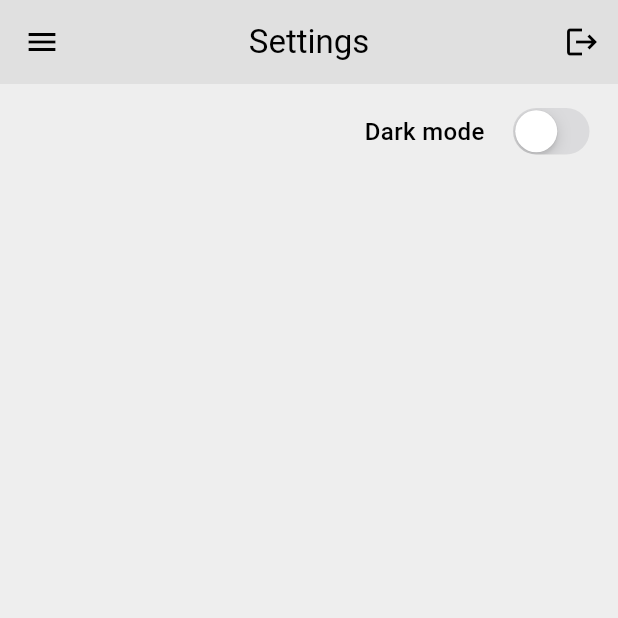
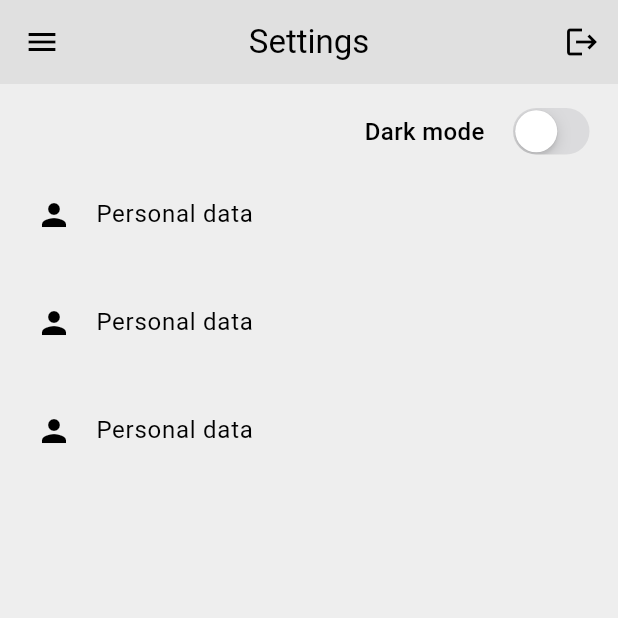
Before and after one commit to Stovakx/chat_app_flutter, a Flutter app: the screen it shows once a user with an empty profile is signed in, in the side drawer, after a tap on "S E T T I N G S", on a phone screen of 412 x 824 dp, the top half of it. Run offline on Flutter 3.47's test engine with Material 3 defaults, Android fonts, the phone set to English and light mode, and no system bars; our stand-ins replace cloud_firestore, firebase_auth, firebase_core; accounts and stored records are empty.

Commit message:
personal_settings_page

```diff
--- a/lib/screens/settings_page.dart
+++ b/lib/screens/settings_page.dart
@@ -1,3 +1,4 @@
+import 'package:chatapp/screens/personal_settings_page.dart';
 import 'package:chatapp/themes/theme_provider.dart';
 import 'package:flutter/cupertino.dart';
 import 'package:flutter/material.dart';
@@ -22,23 +23,60 @@ class SettingsPage extends StatelessWidget {
         ],
       ),
       drawer: const MyDrawer(),
-      body: Expanded(
-          child: Container(
-            padding: const EdgeInsets.only(right: 15, top: 12),
-            decoration: BoxDecoration(color: Theme.of(context).colorScheme.secondary),
-            child: Column(
-                    children: [
+      body: Container(
+        padding: const EdgeInsets.only(right: 15, top: 12),
+        decoration:
+            BoxDecoration(color: Theme.of(context).colorScheme.secondary),
+        child: Column(
+          children: [
             Row(
               mainAxisAlignment: MainAxisAlignment.end,
               children: [
-                const Text("Dark mode", style: TextStyle(fontSize: 16, fontWeight: FontWeight.w500),),
-                const SizedBox(width: 15,),
-                CupertinoSwitch(value: Provider.of<ThemeProvider>(context, listen: false).isDarkMode, onChanged: (value)=> Provider.of<ThemeProvider>(context, listen: false).toggleTheme())
+                const Text(
+                  "Dark mode",
+                  style: TextStyle(fontSize: 16, fontWeight: FontWeight.w500),
+                ),
+                const SizedBox(
+                  width: 15,
+                ),
+                CupertinoSwitch(
+                    value: Provider.of<ThemeProvider>(context, listen: false)
+                        .isDarkMode,
+                    onChanged: (value) =>
+                        Provider.of<ThemeProvider>(context, listen: false)
+                            .toggleTheme())
               ],
-            )
-                    ],
-                  ),
-          )),
+            ),
+            Padding(
+              padding: const EdgeInsets.all(8.0),
+              child: ListTile(
+                leading: const Icon(Icons.person),
+                title: const Text("Personal data"),
+                onTap: () {
+                  Navigator.push(
+                      context,
+                      MaterialPageRoute(
+                          builder: (context) => const PersonalSettingsPage()));
+                },
+              ),
+            ),
+            const Padding(
+              padding: EdgeInsets.all(8.0),
+              child: ListTile(
+                leading: Icon(Icons.person),
+                title: Text("Personal data"),
+              ),
+            ),
+            const Padding(
+              padding: EdgeInsets.all(8.0),
+              child: ListTile(
+                leading: Icon(Icons.person),
+                title: Text("Personal data"),
+              ),
+            ),
+          ],
+        ),
+      ),
     );
   }
 }
```
Also changed, not shown: lib/screens/personal_settings_page.dart (added, +86 -0 lines).
